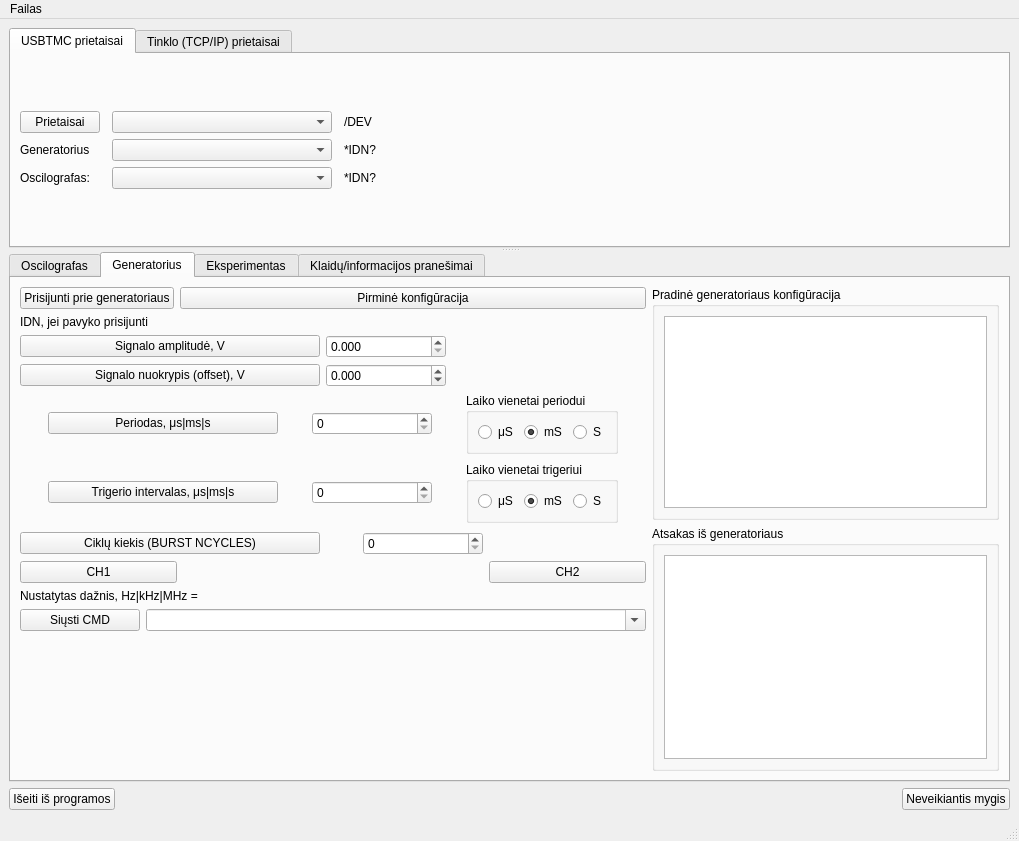
Before: the Qt Designer form UIfiles/GUIThread.ui in userIsTaken/TryUSB, drawn with Qt 5.
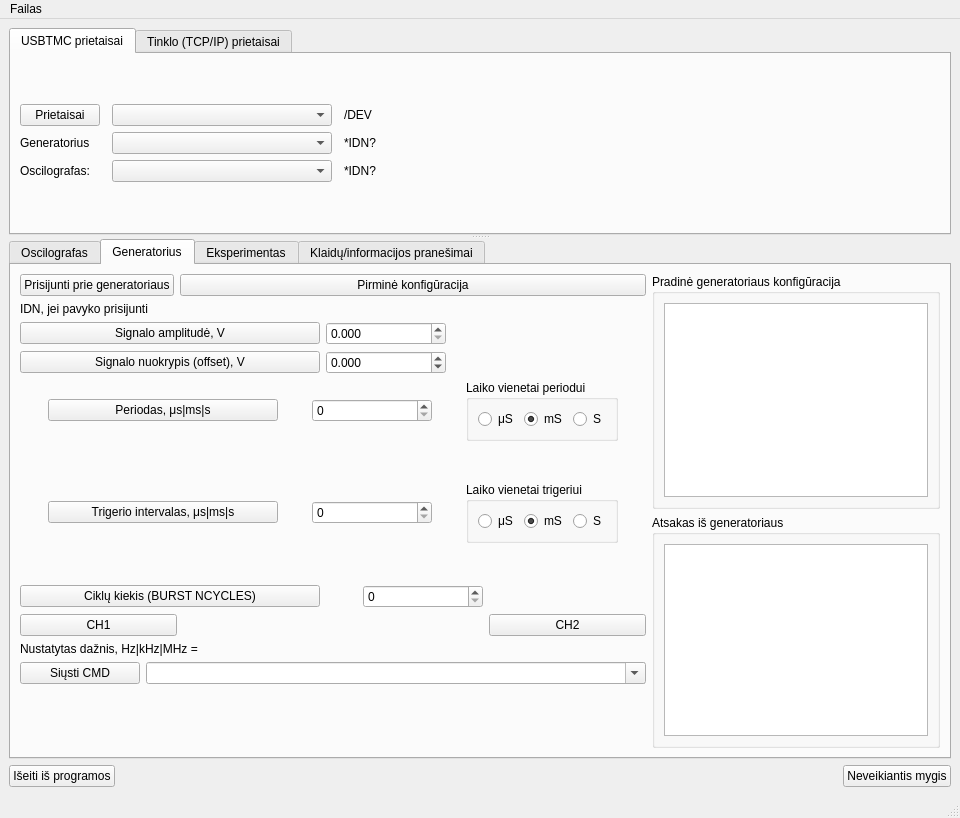
After: the same form once the commit is applied. Icons and pictures are not drawn. Custom widgets are drawn as their Qt base class.

What changed in the file:
```diff
--- a/UIfiles/GUIThread.ui
+++ b/UIfiles/GUIThread.ui
@@ -6,8 +6,8 @@
    <rect>
     <x>0</x>
     <y>0</y>
-    <width>1019</width>
-    <height>841</height>
+    <width>960</width>
+    <height>818</height>
    </rect>
   </property>
   <property name="windowTitle">
@@ -964,10 +964,13 @@
            <property name="orientation">
             <enum>Qt::Vertical</enum>
            </property>
+           <property name="sizeType">
+            <enum>QSizePolicy::Preferred</enum>
+           </property>
            <property name="sizeHint" stdset="0">
             <size>
              <width>20</width>
-             <height>40</height>
+             <height>5</height>
             </size>
            </property>
           </spacer>
@@ -1019,7 +1022,7 @@
     <rect>
      <x>0</x>
      <y>0</y>
-     <width>1019</width>
+     <width>960</width>
      <height>30</height>
     </rect>
    </property>
```
